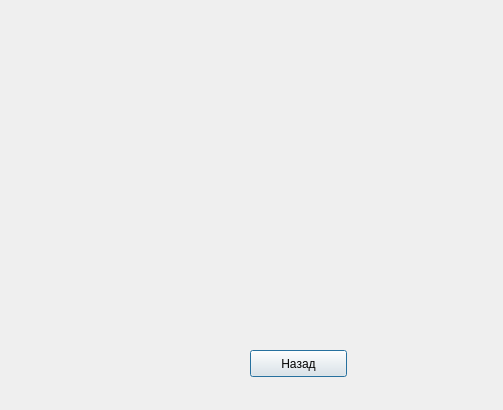
Old version of the form functionhelp.ui in the repository spellanser/graphx.
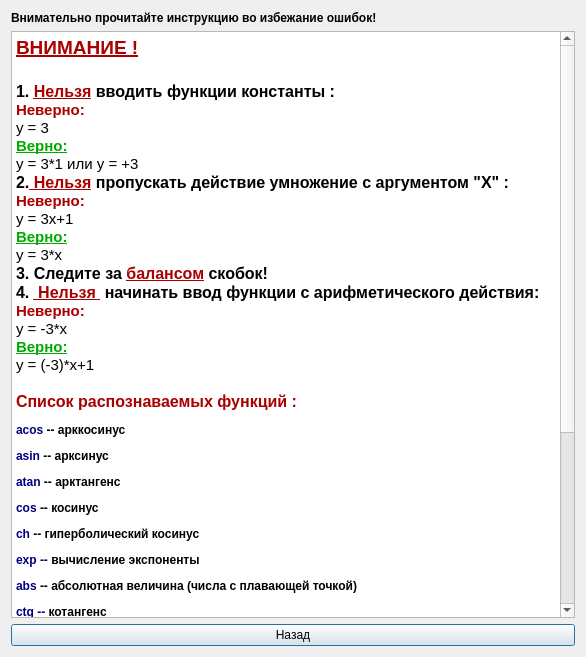
New version of the form. Icons and pictures are not drawn.

The edit to the form file:
```diff
--- a/functionhelp.ui
+++ b/functionhelp.ui
@@ -6,8 +6,8 @@
    <rect>
     <x>0</x>
     <y>0</y>
-    <width>503</width>
-    <height>410</height>
+    <width>586</width>
+    <height>657</height>
    </rect>
   </property>
   <property name="windowTitle">
@@ -17,19 +17,82 @@
    <iconset resource="res.qrc">
     <normaloff>:/Res/res/logo-steam.jpg</normaloff>:/Res/res/logo-steam.jpg</iconset>
   </property>
-  <widget class="QPushButton" name="pushButton">
-   <property name="geometry">
-    <rect>
-     <x>250</x>
-     <y>350</y>
-     <width>97</width>
-     <height>27</height>
-    </rect>
-   </property>
-   <property name="text">
-    <string>Назад</string>
-   </property>
-  </widget>
+  <layout class="QGridLayout" name="gridLayout">
+   <item row="0" column="0">
+    <widget class="QLabel" name="label">
+     <property name="font">
+      <font>
+       <weight>75</weight>
+       <bold>true</bold>
+      </font>
+     </property>
+     <property name="text">
+      <string>Внимательно прочитайте инструкцию во избежание ошибок!</string>
+     </property>
+    </widget>
+   </item>
+   <item row="1" column="0">
+    <widget class="QTextEdit" name="textEdit">
+     <property name="mouseTracking">
+      <bool>false</bool>
+     </property>
+     <property name="readOnly">
+      <bool>true</bool>
+     </property>
+     <property name="html">
+      <string>&lt;!DOCTYPE HTML PUBLIC &quot;-//W3C//DTD HTML 4.0//EN&quot; &quot;http://www.w3.org/TR/REC-html40/strict.dtd&quot;&gt;
+&lt;html&gt;&lt;head&gt;&lt;meta name=&quot;qrichtext&quot; content=&quot;1&quot; /&gt;&lt;style type=&quot;text/css&quot;&gt;
+p, li { white-space: pre-wrap; }
+&lt;/style&gt;&lt;/head&gt;&lt;body style=&quot; font-family:'Ubuntu'; font-size:11pt; font-weight:400; font-style:normal;&quot;&gt;
+&lt;p style=&quot; margin-top:0px; margin-bottom:0px; margin-left:0px; margin-right:0px; -qt-block-indent:0; text-indent:0px;&quot;&gt;&lt;span style=&quot; font-size:14pt; font-weight:600; text-decoration: underline; color:#aa0000;&quot;&gt;ВНИМАНИЕ !&lt;/span&gt;&lt;/p&gt;
+&lt;p style=&quot;-qt-paragraph-type:empty; margin-top:0px; margin-bottom:0px; margin-left:0px; margin-right:0px; -qt-block-indent:0; text-indent:0px; font-size:14pt; text-decoration: underline;&quot;&gt;&lt;/p&gt;
+&lt;p style=&quot; margin-top:0px; margin-bottom:0px; margin-left:0px; margin-right:0px; -qt-block-indent:0; text-indent:0px;&quot;&gt;&lt;span style=&quot; font-size:12pt; font-weight:600; color:#000000;&quot;&gt;1.&lt;/span&gt;&lt;span style=&quot; font-size:12pt; font-weight:600; color:#aa0000;&quot;&gt; &lt;/span&gt;&lt;span style=&quot; font-size:12pt; font-weight:600; text-decoration: underline; color:#aa0000;&quot;&gt;Нельзя&lt;/span&gt;&lt;span style=&quot; font-size:12pt; font-weight:600; color:#aa0000;&quot;&gt; &lt;/span&gt;&lt;span style=&quot; font-size:12pt; font-weight:600; color:#000000;&quot;&gt;вводить функции константы :&lt;/span&gt;&lt;/p&gt;
+&lt;p style=&quot; margin-top:0px; margin-bottom:0px; margin-left:0px; margin-right:0px; -qt-block-indent:0; text-indent:0px;&quot;&gt;&lt;span style=&quot; font-weight:600; color:#aa0000;&quot;&gt;Неверно:&lt;/span&gt;&lt;/p&gt;
+&lt;p style=&quot; margin-top:0px; margin-bottom:0px; margin-left:0px; margin-right:0px; -qt-block-indent:0; text-indent:0px;&quot;&gt;&lt;span style=&quot; color:#000000;&quot;&gt;y = 3 &lt;/span&gt;&lt;/p&gt;
+&lt;p style=&quot; margin-top:0px; margin-bottom:0px; margin-left:0px; margin-right:0px; -qt-block-indent:0; text-indent:0px;&quot;&gt;&lt;span style=&quot; font-weight:600; text-decoration: underline; color:#00aa00;&quot;&gt;Верно:&lt;/span&gt;&lt;/p&gt;
+&lt;p style=&quot; margin-top:0px; margin-bottom:0px; margin-left:0px; margin-right:0px; -qt-block-indent:0; text-indent:0px;&quot;&gt;&lt;span style=&quot; color:#000000;&quot;&gt;y = 3*1 или y = +3&lt;/span&gt;&lt;/p&gt;
+&lt;p style=&quot; margin-top:0px; margin-bottom:0px; margin-left:0px; margin-right:0px; -qt-block-indent:0; text-indent:0px;&quot;&gt;&lt;span style=&quot; font-size:12pt; font-weight:600; color:#000000;&quot;&gt;2.&lt;/span&gt;&lt;span style=&quot; font-size:12pt; font-weight:600; text-decoration: underline; color:#aa0000;&quot;&gt; Нельзя&lt;/span&gt;&lt;span style=&quot; font-size:12pt; font-weight:600; color:#aa0000;&quot;&gt; &lt;/span&gt;&lt;span style=&quot; font-size:12pt; font-weight:600; color:#000000;&quot;&gt;пропускать действие умножение с аргументом &amp;quot;X&amp;quot; :&lt;/span&gt;&lt;/p&gt;
+&lt;p style=&quot; margin-top:0px; margin-bottom:0px; margin-left:0px; margin-right:0px; -qt-block-indent:0; text-indent:0px;&quot;&gt;&lt;span style=&quot; font-weight:600; color:#aa0000;&quot;&gt;Неверно:&lt;/span&gt;&lt;/p&gt;
+&lt;p style=&quot; margin-top:0px; margin-bottom:0px; margin-left:0px; margin-right:0px; -qt-block-indent:0; text-indent:0px;&quot;&gt;&lt;span style=&quot; color:#000000;&quot;&gt;y = 3x+1&lt;/span&gt;&lt;/p&gt;
+&lt;p style=&quot; margin-top:0px; margin-bottom:0px; margin-left:0px; margin-right:0px; -qt-block-indent:0; text-indent:0px;&quot;&gt;&lt;span style=&quot; font-weight:600; text-decoration: underline; color:#00aa00;&quot;&gt;Верно:&lt;/span&gt;&lt;/p&gt;
+&lt;p style=&quot; margin-top:0px; margin-bottom:0px; margin-left:0px; margin-right:0px; -qt-block-indent:0; text-indent:0px;&quot;&gt;&lt;span style=&quot; color:#000000;&quot;&gt;y = 3*x&lt;/span&gt;&lt;/p&gt;
+&lt;p style=&quot; margin-top:0px; margin-bottom:0px; margin-left:0px; margin-right:0px; -qt-block-indent:0; text-indent:0px;&quot;&gt;&lt;span style=&quot; font-size:12pt; font-weight:600; color:#000000;&quot;&gt;3. Следите за &lt;/span&gt;&lt;span style=&quot; font-size:12pt; font-weight:600; text-decoration: underline; color:#aa0000;&quot;&gt;балансом&lt;/span&gt;&lt;span style=&quot; font-size:12pt; font-weight:600; color:#000000;&quot;&gt; скобок!&lt;/span&gt;&lt;/p&gt;
+&lt;p style=&quot; margin-top:0px; margin-bottom:0px; margin-left:0px; margin-right:0px; -qt-block-indent:0; text-indent:0px;&quot;&gt;&lt;span style=&quot; font-size:12pt; font-weight:600; color:#000000;&quot;&gt;4. &lt;/span&gt;&lt;span style=&quot; font-size:12pt; font-weight:600; text-decoration: underline; color:#aa0000;&quot;&gt; Нельзя &lt;/span&gt;&lt;span style=&quot; font-size:12pt; font-weight:600; color:#000000;&quot;&gt; начинать ввод функции с арифметического действия:&lt;/span&gt;&lt;/p&gt;
+&lt;p style=&quot; margin-top:0px; margin-bottom:0px; margin-left:0px; margin-right:0px; -qt-block-indent:0; text-indent:0px;&quot;&gt;&lt;span style=&quot; font-weight:600; color:#aa0000;&quot;&gt;Неверно:&lt;/span&gt;&lt;/p&gt;
+&lt;p style=&quot; margin-top:0px; margin-bottom:0px; margin-left:0px; margin-right:0px; -qt-block-indent:0; text-indent:0px;&quot;&gt;&lt;span style=&quot; color:#000000;&quot;&gt;y = -3*x&lt;/span&gt;&lt;/p&gt;
+&lt;p style=&quot; margin-top:0px; margin-bottom:0px; margin-left:0px; margin-right:0px; -qt-block-indent:0; text-indent:0px;&quot;&gt;&lt;span style=&quot; font-weight:600; text-decoration: underline; color:#00aa00;&quot;&gt;Верно:&lt;/span&gt;&lt;/p&gt;
+&lt;p style=&quot; margin-top:0px; margin-bottom:0px; margin-left:0px; margin-right:0px; -qt-block-indent:0; text-indent:0px;&quot;&gt;&lt;span style=&quot; color:#000000;&quot;&gt;y = (-3)*x+1&lt;/span&gt;&lt;/p&gt;
+&lt;p style=&quot;-qt-paragraph-type:empty; margin-top:0px; margin-bottom:0px; margin-left:0px; margin-right:0px; -qt-block-indent:0; text-indent:0px; color:#000000;&quot;&gt;&lt;/p&gt;
+&lt;p style=&quot; margin-top:0px; margin-bottom:0px; margin-left:0px; margin-right:0px; -qt-block-indent:0; text-indent:0px;&quot;&gt;&lt;span style=&quot; font-size:12pt; font-weight:600; color:#aa0000;&quot;&gt;Список распознаваемых функций :&lt;/span&gt;&lt;/p&gt;
+&lt;p style=&quot; margin-top:12px; margin-bottom:0px; margin-left:0px; margin-right:0px; -qt-block-indent:0; text-indent:0px;&quot;&gt;&lt;span style=&quot; font-family:'Courier New, monospace'; font-size:medium; font-weight:600; color:#00007f;&quot;&gt;acos&lt;/span&gt;&lt;span style=&quot; font-family:'Courier New, monospace'; font-size:medium; font-weight:600; color:#000000;&quot;&gt; -- арккосинус &lt;/span&gt;&lt;/p&gt;
+&lt;p style=&quot; margin-top:12px; margin-bottom:0px; margin-left:0px; margin-right:0px; -qt-block-indent:0; text-indent:0px;&quot;&gt;&lt;span style=&quot; font-family:'Courier New, monospace'; font-size:medium; font-weight:600; color:#00007f;&quot;&gt;asin&lt;/span&gt;&lt;span style=&quot; font-family:'Courier New, monospace'; font-size:medium; font-weight:600; color:#000000;&quot;&gt; -- арксинус &lt;/span&gt;&lt;/p&gt;
+&lt;p style=&quot; margin-top:12px; margin-bottom:0px; margin-left:0px; margin-right:0px; -qt-block-indent:0; text-indent:0px;&quot;&gt;&lt;span style=&quot; font-family:'Courier New, monospace'; font-size:medium; font-weight:600; color:#00007f;&quot;&gt;atan&lt;/span&gt;&lt;span style=&quot; font-family:'Courier New, monospace'; font-size:medium; font-weight:600; color:#000000;&quot;&gt; -- арктангенс&lt;/span&gt;&lt;/p&gt;
+&lt;p style=&quot; margin-top:12px; margin-bottom:0px; margin-left:0px; margin-right:0px; -qt-block-indent:0; text-indent:0px;&quot;&gt;&lt;span style=&quot; font-family:'Courier New, monospace'; font-size:medium; font-weight:600; color:#00007f;&quot;&gt;cos&lt;/span&gt;&lt;span style=&quot; font-family:'Courier New, monospace'; font-size:medium; font-weight:600; color:#000000;&quot;&gt; -- косинус&lt;/span&gt;&lt;/p&gt;
+&lt;p style=&quot; margin-top:12px; margin-bottom:0px; margin-left:0px; margin-right:0px; -qt-block-indent:0; text-indent:0px;&quot;&gt;&lt;span style=&quot; font-family:'Courier New, monospace'; font-size:medium; font-weight:600; color:#00007f;&quot;&gt;ch&lt;/span&gt;&lt;span style=&quot; font-family:'Courier New, monospace'; font-size:medium; font-weight:600; color:#000000;&quot;&gt; -- гиперболический косинус&lt;/span&gt;&lt;/p&gt;
+&lt;p style=&quot; margin-top:12px; margin-bottom:0px; margin-left:0px; margin-right:0px; -qt-block-indent:0; text-indent:0px;&quot;&gt;&lt;span style=&quot; font-family:'Courier New, monospace'; font-size:medium; font-weight:600; color:#00007f;&quot;&gt;exp --&lt;/span&gt;&lt;span style=&quot; font-family:'Courier New, monospace'; font-size:medium; font-weight:600; color:#000000;&quot;&gt; вычисление экспоненты&lt;/span&gt;&lt;/p&gt;
+&lt;p style=&quot; margin-top:12px; margin-bottom:0px; margin-left:0px; margin-right:0px; -qt-block-indent:0; text-indent:0px;&quot;&gt;&lt;span style=&quot; font-family:'Courier New, monospace'; font-size:medium; font-weight:600; color:#00007f;&quot;&gt;abs&lt;/span&gt;&lt;span style=&quot; font-family:'Courier New, monospace'; font-size:medium; font-weight:600; color:#000000;&quot;&gt; -- абсолютная величина (числа с плавающей точкой) &lt;/span&gt;&lt;/p&gt;
+&lt;p style=&quot; margin-top:12px; margin-bottom:0px; margin-left:0px; margin-right:0px; -qt-block-indent:0; text-indent:0px;&quot;&gt;&lt;span style=&quot; font-family:'Courier New, monospace'; font-size:medium; font-weight:600; color:#00007f;&quot;&gt;ctg -- &lt;/span&gt;&lt;span style=&quot; font-family:'Courier New, monospace'; font-size:medium; font-weight:600; color:#000000;&quot;&gt;котангенс&lt;/span&gt;&lt;/p&gt;
+&lt;p style=&quot; margin-top:12px; margin-bottom:0px; margin-left:0px; margin-right:0px; -qt-block-indent:0; text-indent:0px;&quot;&gt;&lt;span style=&quot; font-family:'Courier New, monospace'; font-size:medium; font-weight:600; color:#00007f;&quot;&gt;actg&lt;/span&gt;&lt;span style=&quot; font-family:'Courier New, monospace'; font-size:medium; font-weight:600; color:#000000;&quot;&gt; -- аркккотангенс&lt;/span&gt;&lt;/p&gt;
+&lt;p style=&quot; margin-top:12px; margin-bottom:0px; margin-left:0px; margin-right:0px; -qt-block-indent:0; text-indent:0px;&quot;&gt;&lt;span style=&quot; font-family:'Courier New, monospace'; font-size:medium; font-weight:600; color:#00007f;&quot;&gt;ln&lt;/span&gt;&lt;span style=&quot; font-family:'Courier New, monospace'; font-size:medium; font-weight:600; color:#000000;&quot;&gt; -- натуральный логарифм&lt;/span&gt;&lt;/p&gt;
+&lt;p style=&quot; margin-top:12px; margin-bottom:0px; margin-left:0px; margin-right:0px; -qt-block-indent:0; text-indent:0px;&quot;&gt;&lt;span style=&quot; font-family:'Courier New, monospace'; font-size:medium; font-weight:600; color:#00007f;&quot;&gt;log&lt;/span&gt;&lt;span style=&quot; font-family:'Courier New, monospace'; font-size:medium; font-weight:600; color:#000000;&quot;&gt; -- логарифм по основанию 10 &lt;/span&gt;&lt;/p&gt;
+&lt;p style=&quot; margin-top:12px; margin-bottom:0px; margin-left:0px; margin-right:0px; -qt-block-indent:0; text-indent:0px;&quot;&gt;&lt;span style=&quot; font-family:'Courier New, monospace'; font-size:medium; font-weight:600; color:#00007f;&quot;&gt;cth&lt;/span&gt;&lt;span style=&quot; font-family:'Courier New, monospace'; font-size:medium; font-weight:600; color:#000000;&quot;&gt; -- гиперболический котангенс &lt;/span&gt;&lt;/p&gt;
+&lt;p style=&quot; margin-top:12px; margin-bottom:0px; margin-left:0px; margin-right:0px; -qt-block-indent:0; text-indent:0px;&quot;&gt;&lt;span style=&quot; font-family:'Courier New, monospace'; font-size:medium; font-weight:600; color:#00007f;&quot;&gt;sin&lt;/span&gt;&lt;span style=&quot; font-family:'Courier New, monospace'; font-size:medium; font-weight:600; color:#000000;&quot;&gt; -- синус&lt;/span&gt;&lt;/p&gt;
+&lt;p style=&quot; margin-top:12px; margin-bottom:0px; margin-left:0px; margin-right:0px; -qt-block-indent:0; text-indent:0px;&quot;&gt;&lt;span style=&quot; font-family:'Courier New, monospace'; font-size:medium; font-weight:600; color:#00007f;&quot;&gt;sh&lt;/span&gt;&lt;span style=&quot; font-family:'Courier New, monospace'; font-size:medium; font-weight:600; color:#000000;&quot;&gt; -- гиперболический синус&lt;/span&gt;&lt;/p&gt;
+&lt;p style=&quot; margin-top:12px; margin-bottom:0px; margin-left:0px; margin-right:0px; -qt-block-indent:0; text-indent:0px;&quot;&gt;&lt;span style=&quot; font-family:'Courier New, monospace'; font-size:medium; font-weight:600; color:#00007f;&quot;&gt;sqrt&lt;/span&gt;&lt;span style=&quot; font-family:'Courier New, monospace'; font-size:medium; font-weight:600; color:#000000;&quot;&gt; -- квадратный корень&lt;/span&gt;&lt;/p&gt;
+&lt;p style=&quot; margin-top:12px; margin-bottom:0px; margin-left:0px; margin-right:0px; -qt-block-indent:0; text-indent:0px;&quot;&gt;&lt;span style=&quot; font-family:'Courier New, monospace'; font-size:medium; font-weight:600; color:#00007f;&quot;&gt;tan&lt;/span&gt;&lt;span style=&quot; font-family:'Courier New, monospace'; font-size:medium; font-weight:600; color:#000000;&quot;&gt; -- тангенс&lt;/span&gt;&lt;/p&gt;
+&lt;p style=&quot; margin-top:12px; margin-bottom:0px; margin-left:0px; margin-right:0px; -qt-block-indent:0; text-indent:0px;&quot;&gt;&lt;span style=&quot; font-family:'Courier New, monospace'; font-size:medium; font-weight:600; color:#00007f;&quot;&gt;th&lt;/span&gt;&lt;span style=&quot; font-family:'Courier New, monospace'; font-size:medium; font-weight:600; color:#000000;&quot;&gt; -- гиперболический тангенс &lt;/span&gt;&lt;/p&gt;
+&lt;p style=&quot;-qt-paragraph-type:empty; margin-top:0px; margin-bottom:0px; margin-left:0px; margin-right:0px; -qt-block-indent:0; text-indent:0px;&quot;&gt;&lt;/p&gt;&lt;/body&gt;&lt;/html&gt;</string>
+     </property>
+    </widget>
+   </item>
+   <item row="2" column="0">
+    <widget class="QPushButton" name="pushButton">
+     <property name="text">
+      <string>Назад</string>
+     </property>
+    </widget>
+   </item>
+  </layout>
  </widget>
  <resources>
   <include location="res.qrc"/>
```
